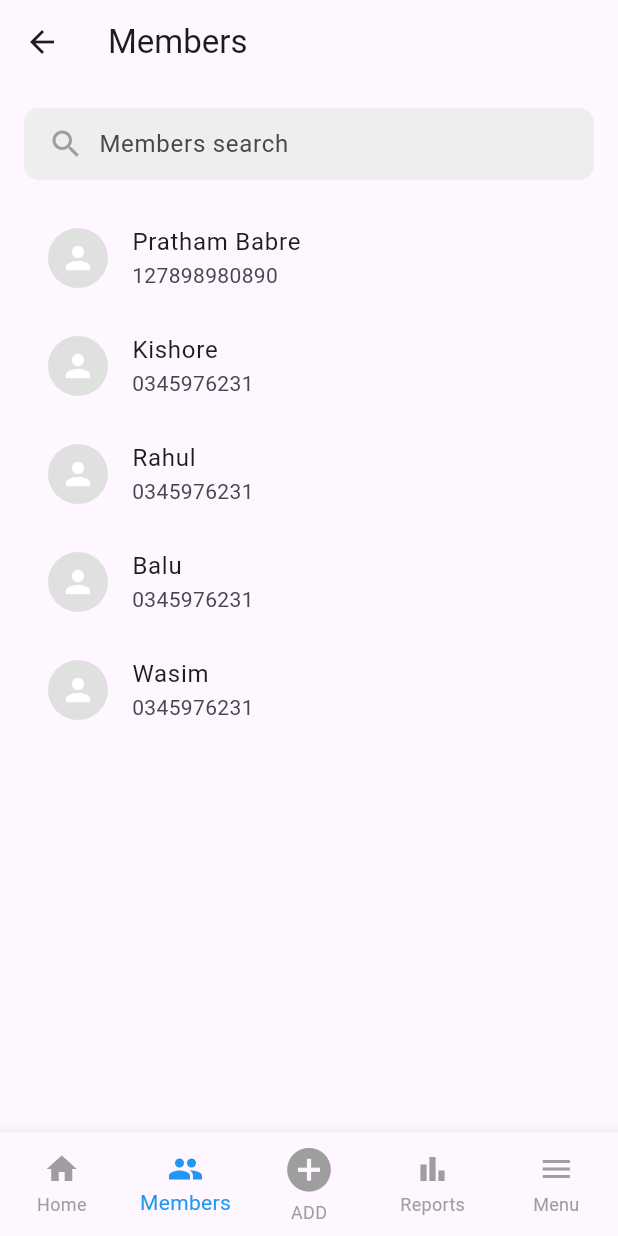
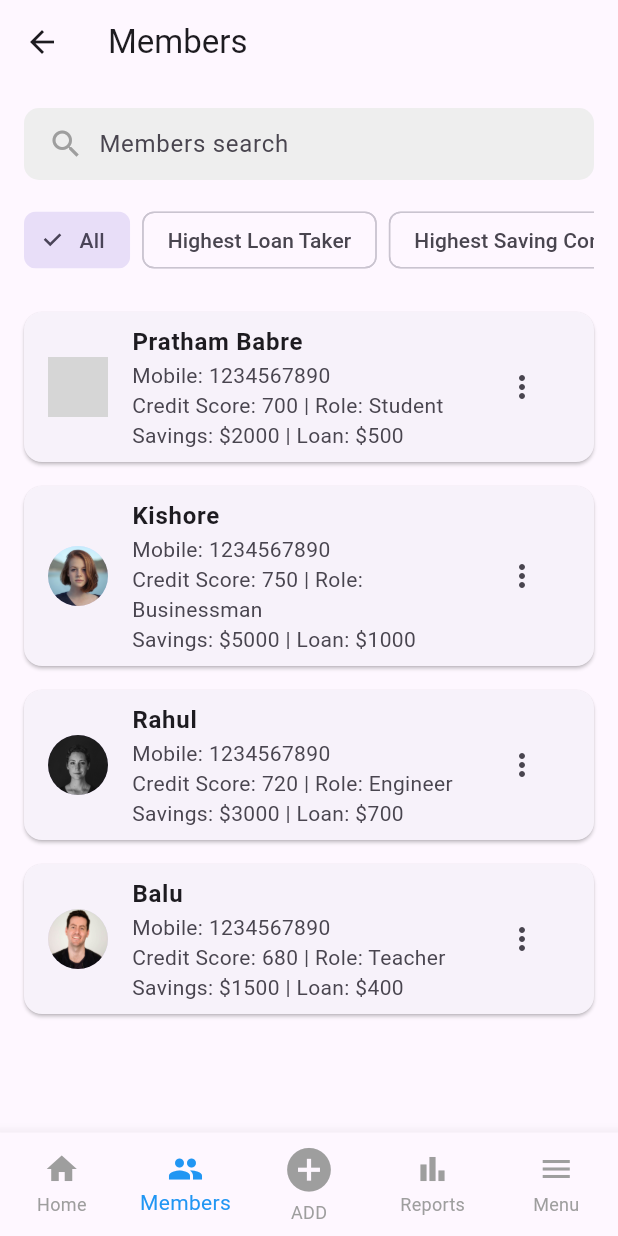
Before and after one commit to sparkmind-org/BachatGatApp, a Flutter app: the MembersListScreen screen opened by its route, on a phone screen of 412 x 824 dp. Run offline on Flutter 3.47's test engine with Material 3 defaults, Android fonts, the phone set to English and light mode, and no system bars; grey boxes are pictures that could not be loaded.

Commit message:
Update Member tab design

```diff
--- a/lib/screens/members/members_list_screen.dart
+++ b/lib/screens/members/members_list_screen.dart
@@ -2,22 +2,54 @@ import 'package:flutter/material.dart';
 import '../../widgets/custom_footer.dart';
 
 class MembersListScreen extends StatefulWidget {
-  const MembersListScreen({Key? key}) : super(key: key);
+  const MembersListScreen({super.key});
 
   @override
-  _MembersListScreenState createState() => _MembersListScreenState();
+  MembersListScreenState createState() => MembersListScreenState();
 }
 
-class _MembersListScreenState extends State<MembersListScreen> {
+class MembersListScreenState extends State<MembersListScreen> {
   int _selectedIndex = 1;
+  String selectedFilter = "All";
 
-  // Sample hardcoded list of members
+  // Static list of members with detailed data
   final List<Map<String, String>> members = [
-    {'name': 'Pratham Babre', 'phone': '127898980890'},
-    {'name': 'Kishore', 'phone': '0345976231'},
-    {'name': 'Rahul', 'phone': '0345976231'},
-    {'name': 'Balu', 'phone': '0345976231'},
-    {'name': 'Wasim', 'phone': '0345976231'},
+    {
+      'name': 'Pratham Babre',
+      'creditScore': '700',
+      'role': 'Student',
+      'savings': '2000',
+      'loan': '500',
+      'Mobile': '1234567890',
+      'ProfileImage': 'assets/02.jpg',
+    },
+    {
+      'name': 'Kishore',
+      'creditScore': '750',
+      'role': 'Businessman',
+      'savings': '5000',
+      'loan': '1000',
+      'Mobile': '1234567890',
+      'ProfileImage': 'assets/01.jpg',
+    },
+    {
+      'name': 'Rahul',
+      'creditScore': '720',
+      'role': 'Engineer',
+      'savings': '3000',
+      'loan': '700',
+      'Mobile': '1234567890',
+      'ProfileImage': 'assets/03.jpg',
+    },
+    {
+      'name': 'Balu',
+      'creditScore': '680',
+      'role': 'Teacher',
+      'savings': '1500',
+      'loan': '400',
+      'Mobile': '1234567890',
+      'ProfileImage': 'assets/04.jpg',
+    }
   ];
 
   void _onItemTapped(int index) {
@@ -40,6 +72,56 @@ class _MembersListScreenState extends State<MembersListScreen> {
     }
   }
 
+  void _showPopupMenu(BuildContext context, GlobalKey key, int index) {
+    // Use the global key to get the position of the widget
+    final RenderBox renderBox = key.currentContext?.findRenderObject() as RenderBox;
+    final Offset offset = renderBox.localToGlobal(Offset.zero);
+
+    showMenu(
+      context: context,
+      position: RelativeRect.fromLTRB(
+        offset.dx,
+        offset.dy + 40, // Adjust popup position slightly below the three-dot icon
+        MediaQuery.of(context).size.width - offset.dx,
+        MediaQuery.of(context).size.height - offset.dy,
+      ),
+      items: [
+        const PopupMenuItem<int>(
+          value: 0,
+          child: Row(
+            children: [
+              Icon(Icons.edit, color: Colors.black),
+              SizedBox(width: 8),
+              Text("Edit Member"),
+            ],
+          ),
+        ),
+        const PopupMenuItem<int>(
+          value: 1,
+          child: Row(
+            children: [
+              Icon(Icons.info, color: Colors.black),
+              SizedBox(width: 8),
+              Text("View Details"),
+            ],
+          ),
+        ),
+      ],
+    ).then((value) {
+      if (value == 0) {
+        // Handle Edit Member
+        ScaffoldMessenger.of(context).showSnackBar(
+          SnackBar(content: Text('Edit Member: ${members[index]['name']}')),
+        );
+      } else if (value == 1) {
+        // Handle View Details
+        ScaffoldMessenger.of(context).showSnackBar(
+          SnackBar(content: Text('View Details: ${members[index]['name']}')),
+        );
+      }
+    });
+  }
+
   @override
   Widget build(BuildContext context) {
     return Scaffold(
@@ -57,10 +139,10 @@ class _MembersListScreenState extends State<MembersListScreen> {
                 color: Colors.grey[200],
                 borderRadius: BorderRadius.circular(10),
               ),
-              child: Row(
+              child: const Row(
                 children: [
-                  const Icon(Icons.search, color: Colors.grey),
-                  const SizedBox(width: 10),
+                  Icon(Icons.search, color: Colors.grey),
+                  SizedBox(width: 10),
                   Expanded(
                     child: TextField(
                       decoration: InputDecoration(
@@ -74,19 +156,85 @@ class _MembersListScreenState extends State<MembersListScreen> {
             ),
             const SizedBox(height: 16),
 
+            // Filter Chips
+            SingleChildScrollView(
+              scrollDirection: Axis.horizontal,
+              child: Row(
+                children: [
+                  FilterChip(
+                    label: const Text("All"),
+                    selected: selectedFilter == "All",
+                    onSelected: (bool value) {
+                      setState(() {
+                        selectedFilter = "All";
+                      });
+                    },
+                  ),
+                  const SizedBox(width: 8),
+                  FilterChip(
+                    label: const Text("Highest Loan Taker"),
+                    selected: selectedFilter == "Highest Loan Taker",
+                    onSelected: (bool value) {
+                      setState(() {
+                        selectedFilter = "Highest Loan Taker";
+                      });
+                    },
+                  ),
+                  const SizedBox(width: 8),
+                  FilterChip(
+                    label: const Text("Highest Saving Contributor"),
+                    selected: selectedFilter == "Highest Saving Contributor",
+                    onSelected: (bool value) {
+                      setState(() {
+                        selectedFilter = "Highest Saving Contributor";
+                      });
+                    },
+                  ),
+                  const SizedBox(width: 8),
+                  FilterChip(
+                    label: const Text("Defaulter"),
+                    selected: selectedFilter == "Defaulter",
+                    onSelected: (bool value) {
+                      setState(() {
+                        selectedFilter = "Defaulter";
+                      });
+                    },
+                  ),
+                ],
+              ),
+            ),
+            const SizedBox(height: 16),
+
             // Member list
             Expanded(
               child: ListView.builder(
                 itemCount: members.length,
                 itemBuilder: (context, index) {
                   final member = members[index];
-                  return ListTile(
-                    leading: CircleAvatar(
-                      backgroundColor: Colors.grey[300],
-                      child: const Icon(Icons.person, color: Colors.white),
+                  final GlobalKey iconKey = GlobalKey(); // Unique key for each IconButton
+                  return Card(
+                    margin: const EdgeInsets.symmetric(vertical: 8.0),
+                    child: ListTile(
+                      leading: CircleAvatar(
+                        backgroundImage: AssetImage(member['ProfileImage']!),
+                      ),
+                      title: Text(
+                        member['name']!,
+                        style: const TextStyle(fontWeight: FontWeight.bold),
+                      ),
+                      subtitle: Text(
+                        'Mobile: ${member['Mobile']}\n'
+                        'Credit Score: ${member['creditScore']} | Role: ${member['role']}\n'
+                        'Savings: \$${member['savings']} | Loan: \$${member['loan']}',
+                      ),
+                      trailing: IconButton(
+                        key: iconKey,
+                        icon: const Icon(Icons.more_vert),
+                        onPressed: () {
+                          _showPopupMenu(context, iconKey, index);
+                        },
+                      ),
                     ),
-                    title: Text(member['name']!),
-                    subtitle: Text(member['phone']!),
                   );
                 },
               ),
--- a/pubspec.yaml
+++ b/pubspec.yaml
@@ -18,4 +18,9 @@ dev_dependencies:
   flutter_lints: ^4.0.0
 
 flutter:
+  assets:
+    - assets/01.jpg
+    - assets/02.jpg
+    - assets/03.jpg
+    - assets/04.jpg
   uses-material-design: true
```
Also changed, not shown: lib/screens/menu/menu_screen.dart (+5 -5 lines), assets/01.jpg (added), assets/03.jpg (added), assets/04.jpg (added), 2 other files.
